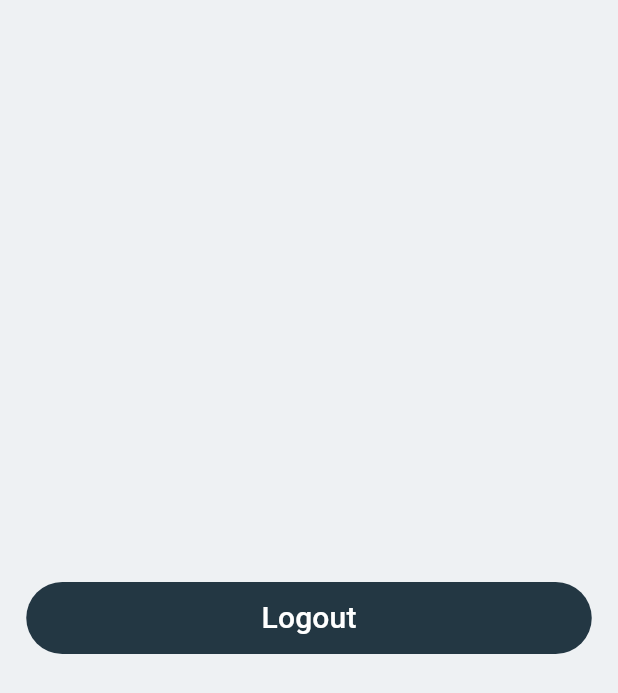
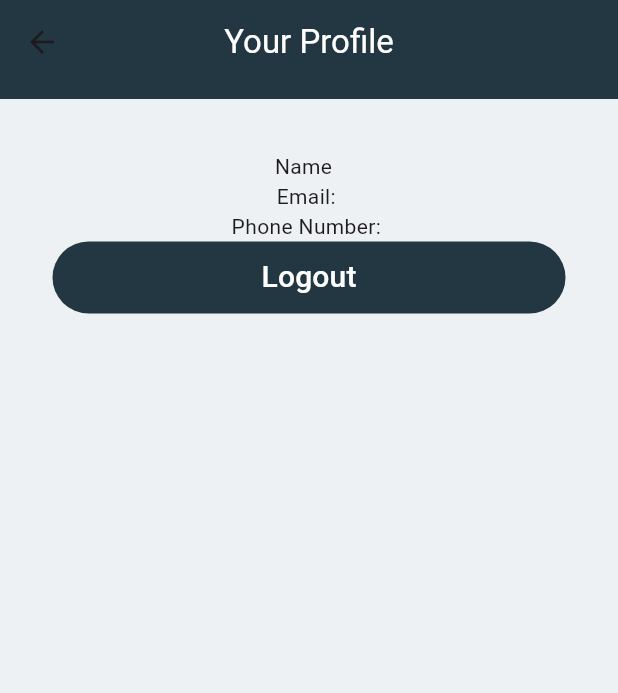
Before and after one commit to amr-alawaad99/ShopNest, a Flutter app: the ProfileScreen screen opened directly, on a phone screen of 412 x 824 dp. Shown: the top 693 px of the screen. Run offline on Flutter 3.47's test engine with Material 3 defaults, Android fonts, the light colour scheme and no system bars; our stand-ins replace carousel_slider, dio, flutter_bloc, flutter_screenutil, shared_preferences, smooth_page_indicator; accounts and stored records are empty; network calls fail.

Commit message:
working on clicks

```diff
--- a/lib/core/api/end_points.dart
+++ b/lib/core/api/end_points.dart
@@ -21,4 +21,5 @@ class ApiKey{
   static String token = "token";
   static String id = "id";
   static String profilePic = "image";
+  static String productId = "product_id";
 }
--- a/lib/cubit/main_state.dart
+++ b/lib/cubit/main_state.dart
@@ -11,11 +11,13 @@ final class SignInLoadingState extends MainState {}
 final class SignInSuccessState extends MainState {
   final bool state;
   final String message;
+
   SignInSuccessState({required this.state, required this.message});
 }
 
 final class SignInFailureState extends MainState {
   final String errorMessage;
+
   SignInFailureState({required this.errorMessage});
 }
 
@@ -25,11 +27,13 @@ final class SignUpLoadingState extends MainState {}
 final class SignUpSuccessState extends MainState {
   final bool state;
   final String message;
+
   SignUpSuccessState({required this.state, required this.message});
 }
 
 final class SignUpFailureState extends MainState {
   final String errorMessage;
+
   SignUpFailureState({required this.errorMessage});
 }
 
@@ -40,6 +44,7 @@ final class GetUserProfileSuccessState extends MainState {}
 
 final class GetUserProfileFailureState extends MainState {
   final String errorMessage;
+
   GetUserProfileFailureState({required this.errorMessage});
 }
 
@@ -50,10 +55,9 @@ final class GetHomeDataSuccessState extends MainState {}
 
 final class GetHomeDataFailureState extends MainState {
   final String errorMessage;
+
   GetHomeDataFailureState({required this.errorMessage});
 }
-
-
 
 /// Get my favorites screen data states
 final class GetMyFavoritesDataLoadingState extends MainState {}
@@ -62,6 +66,7 @@ final class GetMyFavoritesDataSuccessState extends MainState {}
 
 final class GetMyFavoritesDataFailureState extends MainState {
   final String errorMessage;
+
   GetMyFavoritesDataFailureState({required this.errorMessage});
 }
 
@@ -72,5 +77,14 @@ final class GetMyCartDataSuccessState extends MainState {}
 
 final class GetMyCartDataFailureState extends MainState {
   final String errorMessage;
+
   GetMyCartDataFailureState({required this.errorMessage});
 }
+
+
+/// Change BottomNavigationBar state
+final class BottomNavBarChangeState extends MainState{}
+/// Add/Delete to/from Favorites state
+final class AddedxDeletedFavoriteItemState extends MainState{}
+/// Add/Delete to/from Cart state
+final class AddedxDeletedCartItemState extends MainState{}
--- a/lib/screens/product_page_screen.dart
+++ b/lib/screens/product_page_screen.dart
@@ -256,12 +256,6 @@ class ProductPageScreen extends StatelessWidget {
                         fontSize: 20.sp,
                         height: 3.h),
                   ),
-                  Text(
-                    "123456789-123456789-123456789-123456789-123456789-123456789",
-                    style: TextStyle(
-                        fontSize: 20.sp,
-                        height: 3.h),
-                  ),
                   SizedBox(
                     height: 20.h,
                   ),
--- a/lib/screens/profile_screen.dart
+++ b/lib/screens/profile_screen.dart
@@ -1,6 +1,10 @@
 import 'package:flutter/material.dart';
+import 'package:flutter_bloc/flutter_bloc.dart';
+import 'package:flutter_screenutil/flutter_screenutil.dart';
 import 'package:shopnest/cache/cache_helper.dart';
 import 'package:shopnest/core/api/end_points.dart';
+import 'package:shopnest/cubit/main_cubit.dart';
+import 'package:shopnest/models/user_model.dart';
 import 'package:shopnest/screens/sign_in_screen.dart';
 import 'package:shopnest/widgets/custom_button.dart';
 
@@ -9,13 +13,33 @@ class ProfileScreen extends StatelessWidget {
 
   @override
   Widget build(BuildContext context) {
+    final UserModel? userModel = context.read<MainCubit>().userModel;
+    userModel == null? context.read<MainCubit>().getUserProfile() : null;
+
     return Scaffold(
-      body: Center(
-        child: CustomButton(innerText: "Logout", onPressed: () {
-          CacheHelper().removeData(key: ApiKey.token);
-          Navigator.pushAndRemoveUntil(context, MaterialPageRoute(builder: (context) => SignInScreen(),), (route) => false,);
+      appBar: AppBar(
+        title: const Text("Your Profile", style: TextStyle(color: Colors.white),),
+        centerTitle: true,
+        bottom: PreferredSize(
+          preferredSize: Size.fromHeight(10.h),
+          child: Container(),
+        ),
+      ),
+      body: Padding(
+        padding: EdgeInsets.all(35.sp),
+        child: Column(
+          children: [
+            Text("Name  ${userModel!.name}"),
+            Text("Email: ${userModel.email}"),
+            Text("Phone Number: ${userModel.phone}"),
 
-        },),
+            CustomButton(innerText: "Logout", onPressed: () {
+              CacheHelper().removeData(key: ApiKey.token);
+              Navigator.pushAndRemoveUntil(context, MaterialPageRoute(builder: (context) => const SignInScreen(),), (route) => false,);
+
+            },),
+          ],
+        ),
       ),
     );;
   }
```
Also changed, not shown: lib/cubit/main_cubit.dart (+17 -11 lines), lib/models/cart_model.dart (+3 -5 lines), lib/screens/my_cart_screen.dart (+28 -2 lines), lib/widgets/home_products_widget.dart (+20 -7 lines), lib/widgets/shake_Icon_button_widget.dart (added, +66 -0 lines).
